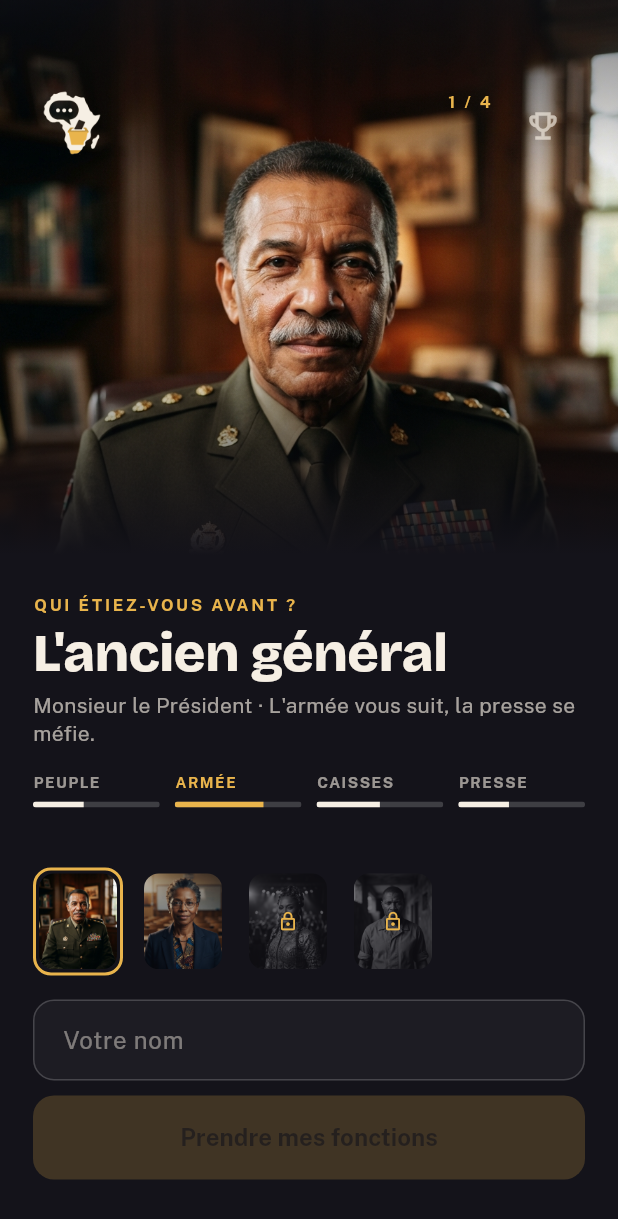
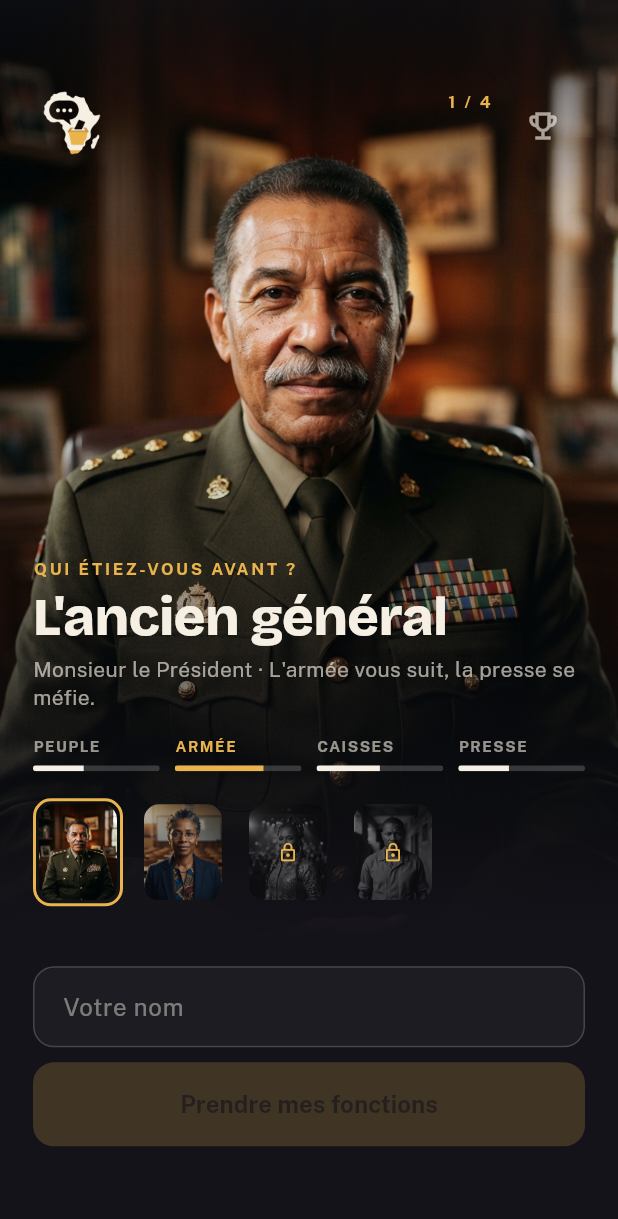
Before and after one commit to teiki5320/palabre, a Flutter app: the screen it shows after launch, after a tap on "Passer", on a phone screen of 412 x 824 dp. Shown: the top 1219 px of the screen. Run offline on Flutter 3.47's test engine with Material 3 defaults, Android fonts, the phone set to English and light mode, and no system bars; our stand-ins replace flutter_riverpod, shared_preferences.

Commit message:
Accueil : le portrait descend jusqu aux vignettes
Correctif demande par le proprietaire, d apres la maquette 1A : la zone
image passe de 68 a 76 % de la hauteur (68 % sur un ecran court), les
vignettes se posent sur le bas du portrait au lieu de vivre sous lui, et
le degrade ne devient opaque qu au bord bas de l image — il eteignait
jusqu ici le tiers inferieur du portrait.

Troisieme arret du degrade a .42 et non .50 : le repli prevu par la
fiche. A .50 le nom et l accroche se lisaient sur l uniforme eclaire du
general et sur ses decorations.

Sous le portrait il ne reste que « Reprendre », le champ et le bouton :
la mesure du bas necessaire ne compte plus les vignettes.

Co-Authored-By: Claude Opus 5 <noreply@anthropic.com>

```diff
--- a/lib/ecrans/accueil.dart
+++ b/lib/ecrans/accueil.dart
@@ -99,18 +99,19 @@ class _AccueilEcranState extends ConsumerState<AccueilEcran> {
             final taille = MediaQuery.sizeOf(context);
             final courte = taille.height < _hauteurEcranCourt;
 
-            // Ce que le bas réclame vraiment : les vignettes, le champ, le
-            // bouton, et « Reprendre » quand une partie est en cours. Sans
-            // cette mesure, la zone image prend ses 68 % coûte que coûte et
-            // pousse « Prendre mes fonctions » hors de l'écran.
-            final basNecessaire = 64.0 + 16 + (_enCours != null ? 58 : 0) + 52 + 10 + 56 + 18 + 30;
+            // Ce qui reste sous le portrait : « Reprendre » s'il y a lieu, le
+            // champ, le bouton, et les marges — les vignettes vivent
+            // désormais sur le portrait. Sans cette mesure, la zone image
+            // prend ses 76 % coûte que coûte et pousse « Prendre mes
+            // fonctions » hors de l'écran.
+            final basNecessaire = (_enCours != null ? 58.0 : 0.0) + 52 + 10 + 56 + 18 + 30;
 
             return SafeArea(
               top: false,
               child: LayoutBuilder(
                 builder: (context, contraintes) {
                   final hauteurImage = math.min(
-                    taille.height * (courte ? 0.60 : 0.68),
+                    taille.height * (courte ? 0.68 : 0.76),
                     contraintes.maxHeight - basNecessaire,
                   );
                   return Column(
@@ -211,6 +212,17 @@ class _AccueilEcranState extends ConsumerState<AccueilEcran> {
                                         verrouille: verrouille,
                                       ),
                                     ),
+                                    const SizedBox(height: 18),
+                                    _VignettesParcours(
+                                      parcours: parcours,
+                                      actuel: choisi,
+                                      debloque: debloque,
+                                      onTap: (i) => _page.animateToPage(
+                                        i,
+                                        duration: const Duration(milliseconds: 260),
+                                        curve: Curves.easeOut,
+                                      ),
+                                    ),
                                   ],
                                 ),
                               ),
@@ -224,17 +236,6 @@ class _AccueilEcranState extends ConsumerState<AccueilEcran> {
                           child: Column(
                             crossAxisAlignment: CrossAxisAlignment.stretch,
                             children: [
-                              _VignettesParcours(
-                                parcours: parcours,
-                                actuel: choisi,
-                                debloque: debloque,
-                                onTap: (i) => _page.animateToPage(
-                                  i,
-                                  duration: const Duration(milliseconds: 260),
-                                  curve: Curves.easeOut,
-                                ),
-                              ),
-                              const SizedBox(height: 16),
                               if (_enCours != null)
                                 Padding(
                                   padding: const EdgeInsets.only(bottom: 10),
@@ -318,7 +319,7 @@ class _PortraitParcours extends StatelessWidget {
             gradient: LinearGradient(
               begin: Alignment.topCenter,
               end: Alignment.bottomCenter,
-              stops: const [0, .22, .42, .66],
+              stops: const [0, .22, .42, 1],
               colors: [
                 Couleurs.nuit.withValues(alpha: .55),
                 Colors.transparent,
```
